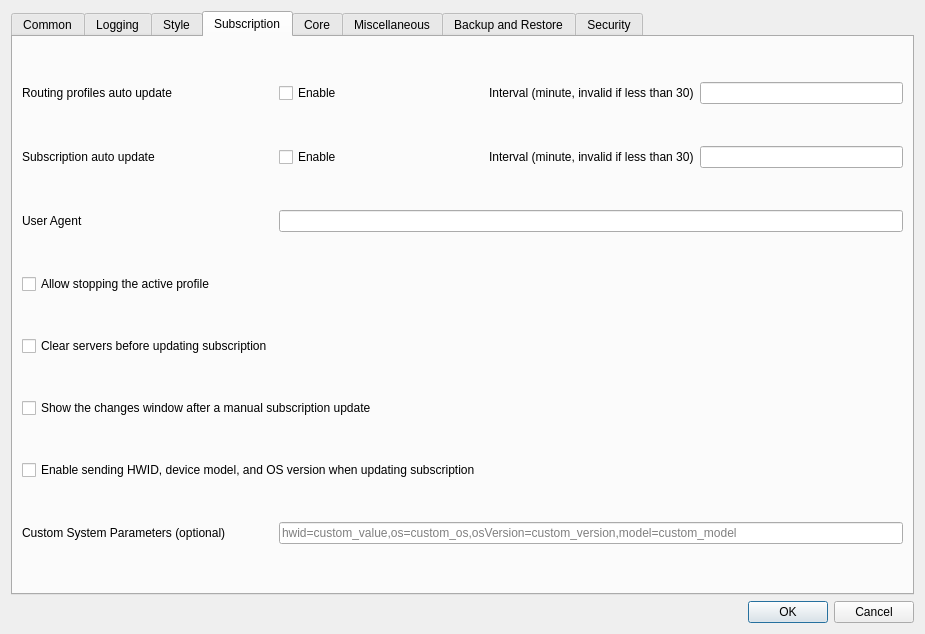
Before: the Qt Designer form include/ui/setting/dialog_basic_settings.ui in skyrimlight/Throne, drawn with Qt 5.
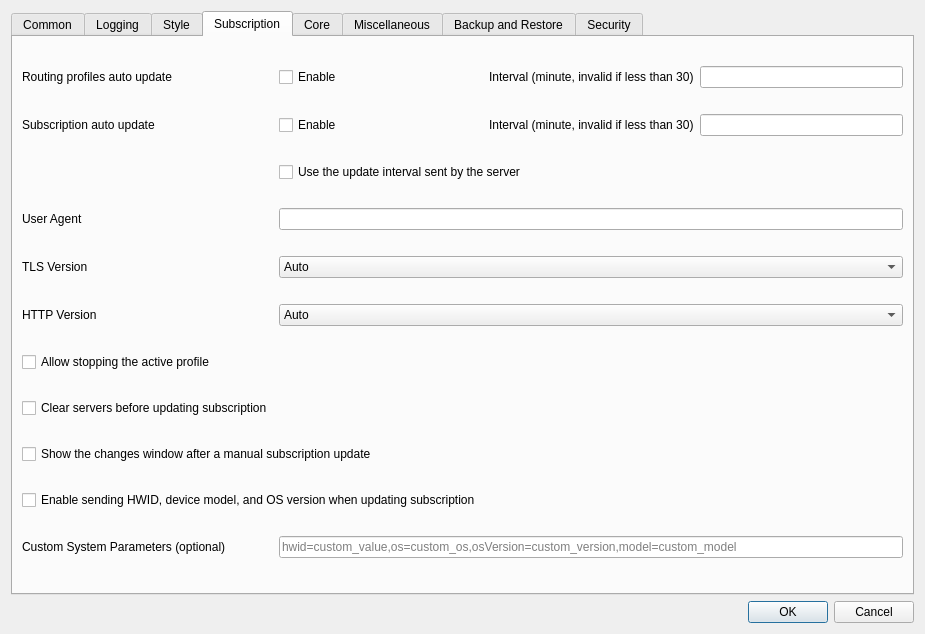
After: the same form once the commit is applied. The open tabs and pages were chosen to show the change. Custom widgets are drawn as their Qt base class.

Commit message: fix: capture interactive in TestRunner lambda and restore sub TLS/HTTP settings in SettingsRepo and UI

Diff of the .ui file:
```diff
--- a/include/ui/setting/dialog_basic_settings.ui
+++ b/include/ui/setting/dialog_basic_settings.ui
@@ -868,21 +868,21 @@
        <string>Subscription</string>
       </attribute>
       <layout class="QGridLayout" name="gridLayout_7">
-       <item row="9" column="1">
+       <item row="10" column="1">
         <widget class="QLineEdit" name="sub_custom_hwid_params">
          <property name="placeholderText">
           <string>hwid=custom_value,os=custom_os,osVersion=custom_version,model=custom_model</string>
          </property>
         </widget>
        </item>
-       <item row="4" column="0">
+       <item row="7" column="0">
         <widget class="QCheckBox" name="sub_clear">
          <property name="text">
           <string>Clear servers before updating subscription</string>
          </property>
         </widget>
        </item>
-       <item row="5" column="0" colspan="2">
+       <item row="8" column="0" colspan="2">
         <widget class="QCheckBox" name="sub_show_change_popup">
          <property name="toolTip">
           <string>&lt;html&gt;&lt;head/&gt;&lt;body&gt;&lt;p&gt;When enabled, a window listing added / updated / deleted profiles is shown after a manual subscription update. The same information is always written to the log.&lt;/p&gt;&lt;/body&gt;&lt;/html&gt;</string>
@@ -892,7 +892,7 @@
          </property>
         </widget>
        </item>
-       <item row="2" column="1">
+       <item row="3" column="1">
         <widget class="MyLineEdit" name="user_agent"/>
        </item>
        <item row="1" column="0">
@@ -942,7 +942,17 @@
          </item>
         </layout>
        </item>
-       <item row="8" column="0" colspan="2">
+       <item row="2" column="1">
+        <widget class="QCheckBox" name="sub_respect_server_interval">
+         <property name="toolTip">
+          <string>Subscriptions whose server sends an update interval (profile-update-interval) follow it; the interval above applies when a server sends none. Groups can override this in their Advanced settings.</string>
+         </property>
+         <property name="text">
+          <string>Use the update interval sent by the server</string>
+         </property>
+        </widget>
+       </item>
+       <item row="9" column="0" colspan="2">
         <widget class="QCheckBox" name="sub_send_hwid">
          <property name="toolTip">
           <string>&lt;html&gt;&lt;head/&gt;&lt;body&gt;&lt;p&gt;HWID=%1&lt;/p&gt;&lt;p&gt;OS=%2&lt;/p&gt;&lt;p&gt;OS Version=%3&lt;/p&gt;&lt;p&gt;Model=%4&lt;/p&gt;&lt;/body&gt;&lt;/html&gt;</string>
@@ -952,7 +962,7 @@
          </property>
         </widget>
        </item>
-       <item row="9" column="0">
+       <item row="10" column="0">
         <widget class="QLabel" name="label_custom_hwid_params">
          <property name="toolTip">
           <string>&lt;html&gt;&lt;head/&gt;&lt;body&gt;&lt;p&gt;Format: hwid=value,os=value,osVersion=value,model=value&lt;/p&gt;&lt;p&gt;Leave empty to use default values. Only specify the parameters you want to override.&lt;/p&gt;&lt;/body&gt;&lt;/html&gt;</string>
@@ -962,7 +972,7 @@
          </property>
         </widget>
        </item>
-       <item row="3" column="0">
+       <item row="6" column="0">
         <widget class="QCheckBox" name="allow_stopping_active_profile">
          <property name="toolTip">
           <string>&lt;html&gt;&lt;head/&gt;&lt;body&gt;&lt;p&gt;When enabled, If the currently active profile needs to be removed, it will be stopped and removed, otherwise it will not be removed at all&lt;/p&gt;&lt;/body&gt;&lt;/html&gt;</string>
@@ -972,13 +982,66 @@
          </property>
         </widget>
        </item>
-       <item row="2" column="0">
+       <item row="3" column="0">
         <widget class="QLabel" name="label_4">
          <property name="text">
           <string>User Agent</string>
          </property>
         </widget>
        </item>
+       <item row="4" column="0">
+        <widget class="QLabel" name="sub_tls_version_l">
+         <property name="toolTip">
+          <string>TLS versions offered when fetching subscriptions. Some servers answer the default handshake with a CAPTCHA or a block page; TLS 1.2 often gets through.</string>
+         </property>
+         <property name="text">
+          <string>TLS Version</string>
+         </property>
+        </widget>
+       </item>
+       <item row="4" column="1">
+        <widget class="QComboBox" name="sub_tls_version">
+         <item>
+          <property name="text">
+           <string>Auto</string>
+          </property>
+         </item>
+         <item>
+          <property name="text">
+           <string>TLS 1.2</string>
+          </property>
+         </item>
+         <item>
+          <property name="text">
+           <string>TLS 1.3</string>
+          </property>
+         </item>
+        </widget>
+       </item>
+       <item row="5" column="0">
+        <widget class="QLabel" name="sub_http_version_l">
+         <property name="toolTip">
+          <string>Auto uses HTTP/2 when the server offers it.</string>
+         </property>
+         <property name="text">
+          <string>HTTP Version</string>
+         </property>
+        </widget>
+       </item>
+       <item row="5" column="1">
+        <widget class="QComboBox" name="sub_http_version">
+         <item>
+          <property name="text">
+           <string>Auto</string>
+          </property>
+         </item>
+         <item>
+          <property name="text">
+           <string>HTTP/1.1</string>
+          </property>
+         </item>
+        </widget>
+       </item>
        <item row="0" column="1">
         <layout class="QHBoxLayout" name="horizontalLayout_route_auto_update">
          <item>
```
The commit also changes 6 other files.
